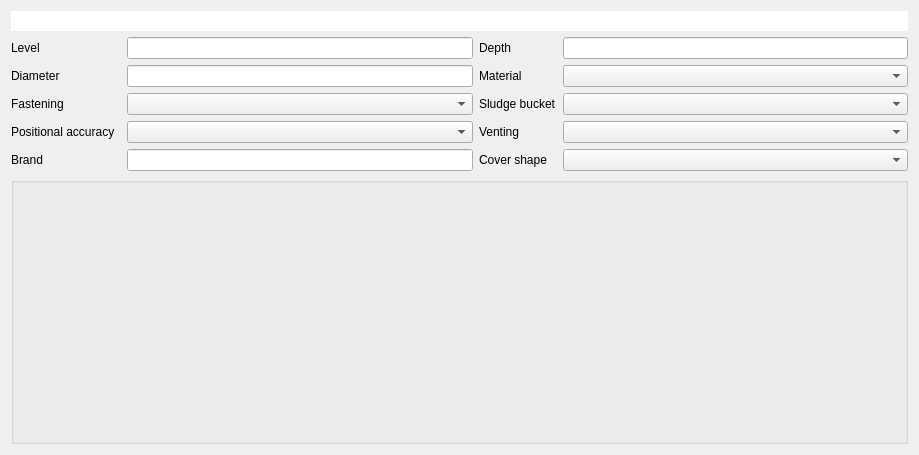
QGEP/QGEP, file project/forms/cover.ui: the form before one commit.
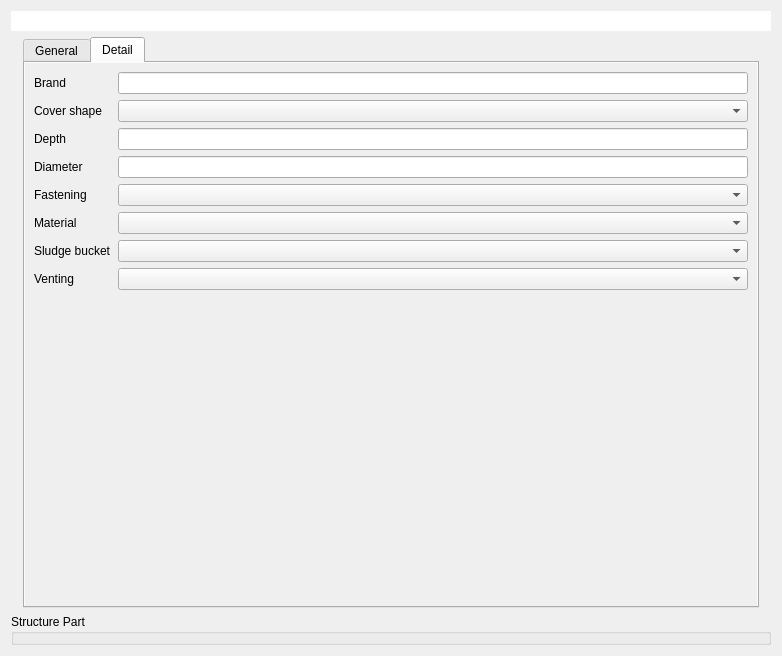
The form after the commit. The open tabs and pages were chosen to show the change. Custom widgets are drawn as their Qt base class.

Commit message: A lot of updates to forms and project

```diff
--- a/project/forms/cover.ui
+++ b/project/forms/cover.ui
@@ -6,41 +6,14 @@
    <rect>
     <x>0</x>
     <y>0</y>
-    <width>919</width>
-    <height>455</height>
+    <width>782</width>
+    <height>656</height>
    </rect>
   </property>
   <property name="windowTitle">
    <string>Form</string>
   </property>
   <layout class="QGridLayout" name="gridLayout">
-   <item row="6" column="0">
-    <widget class="QLabel" name="label_9">
-     <property name="text">
-      <string>Brand</string>
-     </property>
-    </widget>
-   </item>
-   <item row="3" column="0">
-    <widget class="QLabel" name="label_6">
-     <property name="text">
-      <string>Fastening</string>
-     </property>
-    </widget>
-   </item>
-   <item row="1" column="2">
-    <widget class="QLineEdit" name="level"/>
-   </item>
-   <item row="2" column="2">
-    <widget class="QLineEdit" name="diameter"/>
-   </item>
-   <item row="1" column="3">
-    <widget class="QLabel" name="label_2">
-     <property name="text">
-      <string>Depth</string>
-     </property>
-    </widget>
-   </item>
    <item row="0" column="0" colspan="5">
     <widget class="QLineEdit" name="obj_id">
      <property name="font">
@@ -54,86 +27,162 @@
      </property>
     </widget>
    </item>
-   <item row="5" column="0">
-    <widget class="QLabel" name="label_7">
-     <property name="text">
-      <string>Positional accuracy</string>
-     </property>
-    </widget>
-   </item>
-   <item row="2" column="0">
-    <widget class="QLabel" name="label_5">
-     <property name="text">
-      <string>Diameter</string>
-     </property>
-    </widget>
-   </item>
-   <item row="6" column="2">
-    <widget class="QLineEdit" name="brand"/>
-   </item>
-   <item row="2" column="4">
-    <widget class="QComboBox" name="material"/>
-   </item>
-   <item row="5" column="3">
-    <widget class="QLabel" name="label_8">
-     <property name="text">
-      <string>Venting</string>
-     </property>
-    </widget>
-   </item>
-   <item row="3" column="2">
-    <widget class="QComboBox" name="fastening"/>
-   </item>
-   <item row="6" column="4">
-    <widget class="QComboBox" name="cover_shape"/>
-   </item>
-   <item row="5" column="4">
-    <widget class="QComboBox" name="venting"/>
-   </item>
-   <item row="6" column="3">
-    <widget class="QLabel" name="lblCoverShape">
-     <property name="text">
-      <string>Cover shape</string>
-     </property>
-    </widget>
-   </item>
-   <item row="1" column="4">
-    <widget class="QLineEdit" name="depth"/>
-   </item>
-   <item row="3" column="4">
-    <widget class="QComboBox" name="sludge_bucket"/>
-   </item>
-   <item row="3" column="3">
-    <widget class="QLabel" name="label_4">
-     <property name="text">
-      <string>Sludge bucket</string>
-     </property>
-    </widget>
-   </item>
-   <item row="8" column="0" colspan="5">
+   <item row="9" column="0" colspan="5">
     <widget class="QgsRelationEditorWidget" name="mRelationEditor">
+     <property name="title">
+      <string>Structure Part</string>
+     </property>
      <property name="qgisRelation">
       <string>structure_part-cover</string>
      </property>
     </widget>
    </item>
-   <item row="1" column="0">
-    <widget class="QLabel" name="label">
-     <property name="text">
-      <string>Level</string>
+   <item row="1" column="2">
+    <widget class="QTabWidget" name="tabWidget">
+     <property name="currentIndex">
+      <number>0</number>
      </property>
+     <widget class="QWidget" name="tab">
+      <attribute name="title">
+       <string>General</string>
+      </attribute>
+      <layout class="QFormLayout" name="formLayout_2">
+       <item row="0" column="0">
+        <widget class="QLabel" name="label">
+         <property name="text">
+          <string>Level</string>
+         </property>
+        </widget>
+       </item>
+       <item row="0" column="1">
+        <widget class="QLineEdit" name="level"/>
+       </item>
+       <item row="1" column="0">
+        <widget class="QLabel" name="label_7">
+         <property name="text">
+          <string>Positional accuracy</string>
+         </property>
+        </widget>
+       </item>
+       <item row="1" column="1">
+        <widget class="QComboBox" name="positional_accuracy"/>
+       </item>
+      </layout>
+     </widget>
+     <widget class="QWidget" name="tab_2">
+      <attribute name="title">
+       <string>Detail</string>
+      </attribute>
+      <layout class="QGridLayout" name="gridLayout_2">
+       <property name="margin">
+        <number>0</number>
+       </property>
+       <item row="0" column="0">
+        <widget class="QScrollArea" name="scrollArea">
+         <property name="frameShape">
+          <enum>QFrame::NoFrame</enum>
+         </property>
+         <property name="widgetResizable">
+          <bool>true</bool>
+         </property>
+         <widget class="QWidget" name="scrollAreaWidgetContents">
+          <property name="geometry">
+           <rect>
+            <x>0</x>
+            <y>0</y>
+            <width>723</width>
+            <height>304</height>
+           </rect>
+          </property>
+          <layout class="QFormLayout" name="formLayout">
+           <item row="0" column="0">
+            <widget class="QLabel" name="label_9">
+             <property name="text">
+              <string>Brand</string>
+             </property>
+            </widget>
+           </item>
+           <item row="0" column="1">
+            <widget class="QLineEdit" name="brand"/>
+           </item>
+           <item row="1" column="0">
+            <widget class="QLabel" name="lblCoverShape">
+             <property name="text">
+              <string>Cover shape</string>
+             </property>
+            </widget>
+           </item>
+           <item row="1" column="1">
+            <widget class="QComboBox" name="cover_shape"/>
+           </item>
+           <item row="2" column="0">
+            <widget class="QLabel" name="label_2">
+             <property name="text">
+              <string>Depth</string>
+             </property>
+            </widget>
+           </item>
+           <item row="2" column="1">
+            <widget class="QLineEdit" name="depth"/>
+           </item>
+           <item row="3" column="0">
+            <widget class="QLabel" name="label_5">
+             <property name="text">
+              <string>Diameter</string>
+             </property>
+            </widget>
+           </item>
+           <item row="3" column="1">
+            <widget class="QLineEdit" name="diameter"/>
+           </item>
+           <item row="4" column="0">
+            <widget class="QLabel" name="label_6">
+             <property name="text">
+              <string>Fastening</string>
+             </property>
+            </widget>
+           </item>
+           <item row="4" column="1">
+            <widget class="QComboBox" name="fastening"/>
+           </item>
+           <item row="5" column="0">
+            <widget class="QLabel" name="label_3">
+             <property name="text">
+              <string>Material</string>
+             </property>
+            </widget>
+           </item>
+           <item row="5" column="1">
+            <widget class="QComboBox" name="material"/>
+           </item>
+           <item row="6" column="0">
+            <widget class="QLabel" name="label_4">
+             <property name="text">
+              <string>Sludge bucket</string>
+             </property>
+            </widget>
+           </item>
+           <item row="6" column="1">
+            <widget class="QComboBox" name="sludge_bucket"/>
+           </item>
+           <item row="7" column="0">
+            <widget class="QLabel" name="label_8">
+             <property name="text">
+              <string>Venting</string>
+             </property>
+            </widget>
+           </item>
+           <item row="7" column="1">
+            <widget class="QComboBox" name="venting"/>
+           </item>
+          </layout>
+         </widget>
+        </widget>
+       </item>
+      </layout>
+     </widget>
     </widget>
    </item>
-   <item row="2" column="3">
-    <widget class="QLabel" name="label_3">
-     <property name="text">
-      <string>Material</string>
-     </property>
-    </widget>
-   </item>
-   <item row="5" column="2">
-    <widget class="QComboBox" name="positional_accuracy"/>
-   </item>
   </layout>
  </widget>
  <customwidgets>
```
The commit also changes 4 other files.
